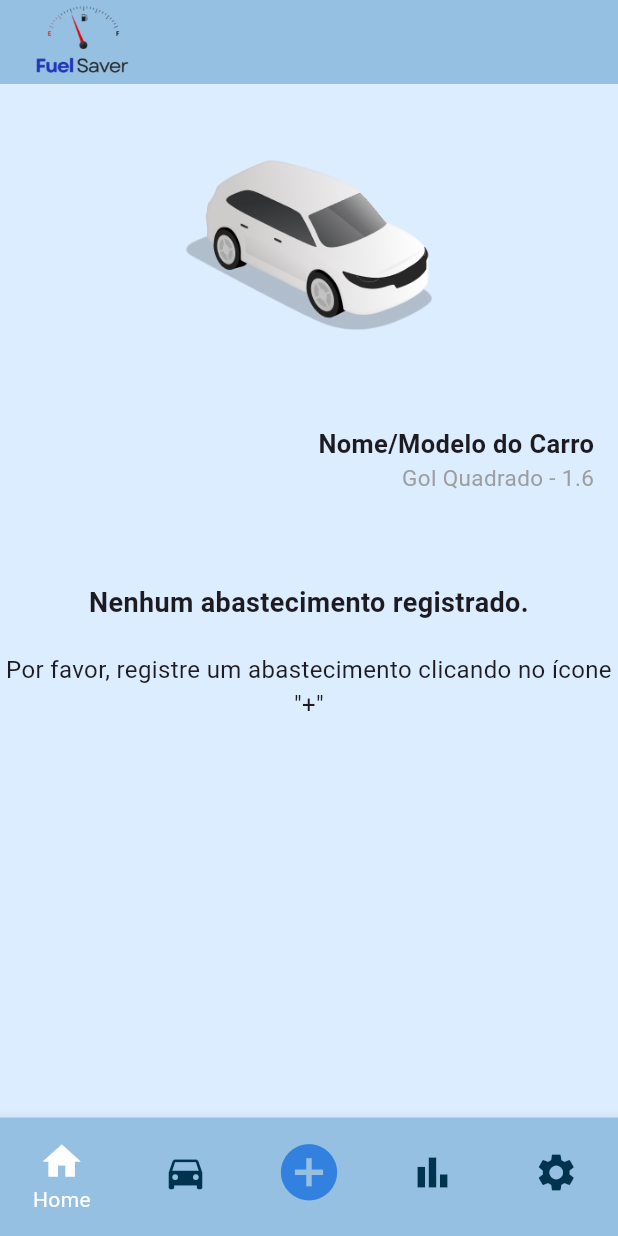
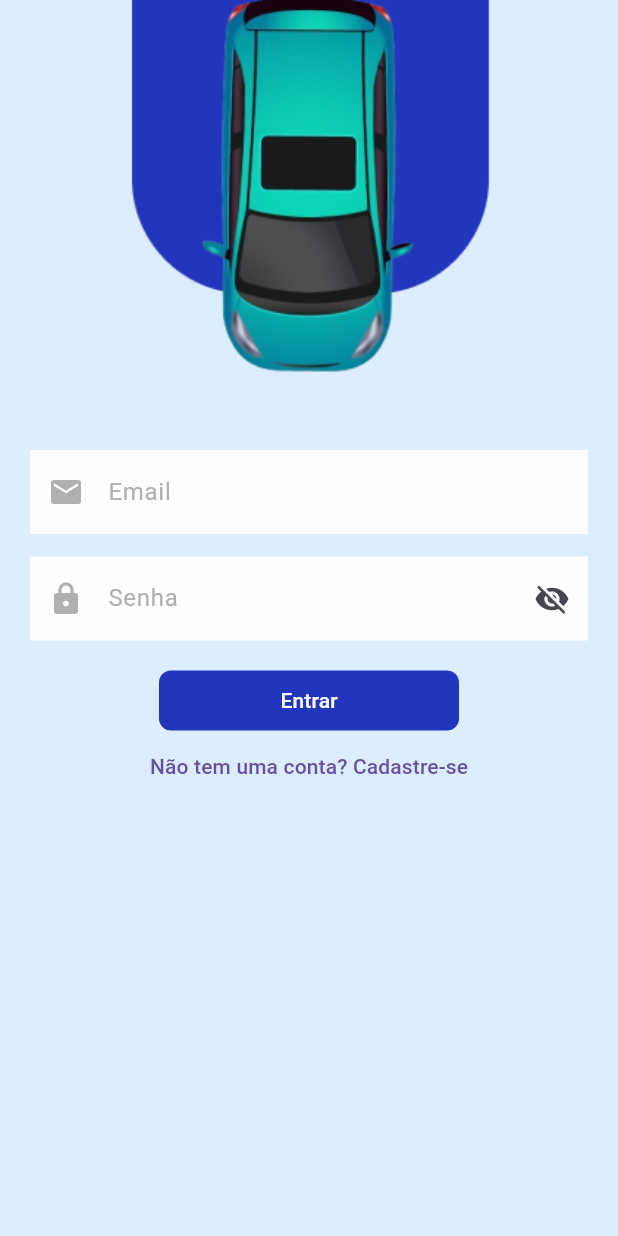
Before and after one commit to Madu-Guimaraes/FuelSaver, a Flutter app: the screen it shows after launch, on a phone screen of 412 x 824 dp. Run offline on Flutter 3.47's test engine with Material 3 defaults, Android fonts, the light colour scheme and no system bars; our stand-ins replace image_picker, table_calendar.

Commit message:
add extras

```diff
--- a/lib/main.dart
+++ b/lib/main.dart
@@ -1,5 +1,5 @@
 import 'package:flutter/material.dart';
-import 'package:fuel_saver/screens/bottom_navigator_bar.dart';
+import 'package:fuel_saver/screens/loading_screen.dart';
 
 void main() {
   runApp(const FuelSaverApp());
@@ -17,7 +17,7 @@ class FuelSaverApp extends StatelessWidget {
         primarySwatch: Colors.blue,
         scaffoldBackgroundColor: const Color(0xFFDCEDFF), // Cor de fundo do Scaffold
       ),
-      home: const BottomNavBarScreen(), // Tela principal com BottomNavigationBar
+      home: LoadingScreen(), // Inicia com a tela de carregamento
     );
   }
 }
--- a/lib/screens/home_screen.dart
+++ b/lib/screens/home_screen.dart
@@ -1,7 +1,6 @@
 import 'package:flutter/material.dart';
 import 'package:fuel_saver/widgets/vehicle_card.dart';
-import 'package:intl/intl.dart';
-import 'package:fuel_saver/controllers/refuel_controller.dart'; // Importar o RefuelController
+import 'package:fuel_saver/controllers/refuel_controller.dart';
 
 class HomeScreen extends StatelessWidget {
   final RefuelController refuelController = RefuelController(); // Instância do RefuelController
@@ -27,7 +26,7 @@ class HomeScreen extends StatelessWidget {
 
   Widget _buildCarImage() {
     return Center(
-      child: Image.asset('assets/img/carro.png', height: 220),
+      child: Image.asset('assets/img/carro.png', height: 260),
     );
   }
 
--- a/lib/screens/login_screen.dart
+++ b/lib/screens/login_screen.dart
@@ -0,0 +1,140 @@
+import 'package:flutter/material.dart';
+import 'package:fuel_saver/widgets/input_field.dart';
+import 'package:fuel_saver/widgets/custom_button.dart';
+import 'package:fuel_saver/screens/register_screen.dart';
+import 'package:fuel_saver/screens/bottom_navigator_bar.dart';
+
+class LoginScreen extends StatefulWidget {
+  @override
+  _LoginScreenState createState() => _LoginScreenState();
+}
+
+class _LoginScreenState extends State<LoginScreen> {
+  final TextEditingController _emailController = TextEditingController();
+  final TextEditingController _passwordController = TextEditingController();
+  bool _obscurePassword = true;
+
+  // Simulando contas registradas em um mapa (pode ser substituído por uma API ou banco de dados)
+  final Map<String, String> registeredUsers = {
+    'user@gmail.com': '123',  // Exemplo de usuário cadastrado
+  };
+
+  @override
+  Widget build(BuildContext context) {
+    return Scaffold(
+      body: SingleChildScrollView(
+        child: Column(
+          children: [
+            _buildCarImage(),
+            const SizedBox(height: 20),
+            Padding(
+              padding: const EdgeInsets.symmetric(horizontal: 20),
+              child: Column(
+                mainAxisAlignment: MainAxisAlignment.center,
+                children: [
+                  InputField(
+                    label: "Email",
+                    icon: Icons.email,
+                    borderBottom: false,
+                    controller: _emailController,
+                  ),
+                  const SizedBox(height: 15),
+                  InputField(
+                    label: "Senha",
+                    icon: Icons.lock,
+                    borderBottom: false,
+                    obscureText: _obscurePassword,
+                    controller: _passwordController,
+                    suffixIcon: IconButton(
+                      icon: Icon(
+                        _obscurePassword ? Icons.visibility_off : Icons.visibility,
+                      ),
+                      onPressed: () {
+                        setState(() {
+                          _obscurePassword = !_obscurePassword;
+                        });
+                      },
+                    ),
+                  ),
+                  const SizedBox(height: 20),
+                  SizedBox(
+                    height: 40,
+                    width: 200,
+                    child: CustomButton(
+                      label: 'Entrar',
+                      color: const Color(0xFF2236BD),
+                      textColor: Colors.white,
+                      onPressed: () {
+                        _login(context);
+                      },
+                    ),
+                  ),
+                  TextButton(
+                    onPressed: () {
+                      Navigator.pushReplacement(
+                        context,
+                        MaterialPageRoute(builder: (context) => RegisterScreen()),
+                      );
+                    },
+                    child: const Text("Não tem uma conta? Cadastre-se"),
+                  ),
+                ],
+              ),
+            ),
+          ],
+        ),
+      ),
+    );
+  }
+
+  Widget _buildCarImage() {
+    return Image.asset(
+      'assets/img/carro_logo.png',
+      height: 280,
+      width: 290,
+      fit: BoxFit.cover,
+    );
+  }
+
+void _login(BuildContext context) {
+  String email = _emailController.text.trim();
+  String password = _passwordController.text.trim();
+
+  if (email.isEmpty || password.isEmpty) {
+    _showMessage(context, "Por favor, preencha todos os campos!");
+    return;
+  }
+
+  if (!email.contains('@gmail.com')) {
+    _showMessage(context, 'Insira um e-mail válido');
+    return;
+  }
+
+  if (registeredUsers.containsKey(email) && registeredUsers[email] == password) {
+    _showMessage(context, 'Login bem-sucedido');
+
+    // Limpar os campos após login
+    _emailController.clear();
+    _passwordController.clear();
+
+    // Redirecionar para o BottomNavBarScreen (tela com BottomNavigationBar)
+    Navigator.pushReplacement(
+      context,
+      MaterialPageRoute(builder: (context) => BottomNavBarScreen()),
+    );
+  } else {
+    _showMessage(context, 'Email ou senha incorretos');
+  }
+}
+
+  void _showMessage(BuildContext context, String message) {
+    ScaffoldMessenger.of(context).showSnackBar(
+      SnackBar(
+        content: Text(message),
+        duration: const Duration(seconds: 4),
+        behavior: SnackBarBehavior.floating,
+        margin: const EdgeInsets.all(16),
+      ),
+    );
+  }
+}
--- a/lib/widgets/input_field.dart
+++ b/lib/widgets/input_field.dart
@@ -11,6 +11,8 @@ class InputField extends StatelessWidget {
   final VoidCallback? onTap; // Define a ação ao clicar no campo
   final bool borderBottom; // Controla a borda inferior
   final Function(String)? onChanged;
+  final bool obscureText;
+  final Widget? suffixIcon;
 
   const InputField({
     super.key,
@@ -24,6 +26,8 @@ class InputField extends StatelessWidget {
     this.onTap,
     this.borderBottom = true, // Borda inferior ativada por padrão
     this.onChanged,
+    this.obscureText = false,
+    this.suffixIcon,
   });
 
   @override
@@ -37,9 +41,9 @@ class InputField extends StatelessWidget {
             const TextStyle(color: Color(0xFFB0B0B0)), // Cor do placeholder
         prefixIcon:
             Icon(icon, color: const Color(0xFFB0B0B0)), // Ícone do campo
+        suffixIcon: suffixIcon,
         border: borderBottom
             ? const UnderlineInputBorder(
-                // Borda inferior padrão
                 borderSide: BorderSide(color: Colors.grey),
                 borderRadius: BorderRadius.all(
                   Radius.circular(8),
@@ -68,6 +72,7 @@ class InputField extends StatelessWidget {
       validator: validator,
       readOnly: readOnly, // Campo somente leitura
       onTap: onTap,
+      obscureText: obscureText,
     );
   }
 }
```
Also changed, not shown: lib/screens/loading_screen.dart (+45 -0 lines), lib/screens/register_screen.dart (+182 -0 lines).
